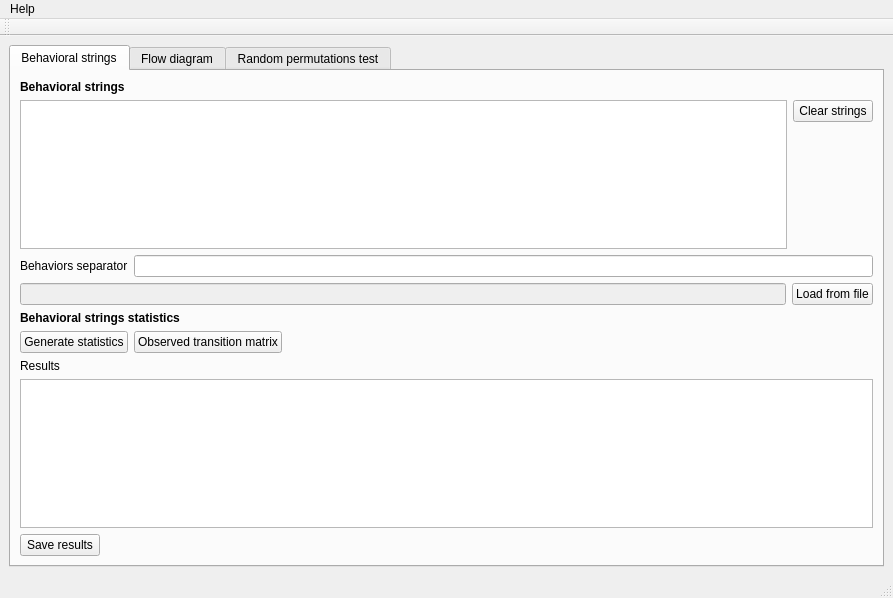
First picture: the form in src/behatrix.ui, repository olivierfriard/behatrix, before the edit.
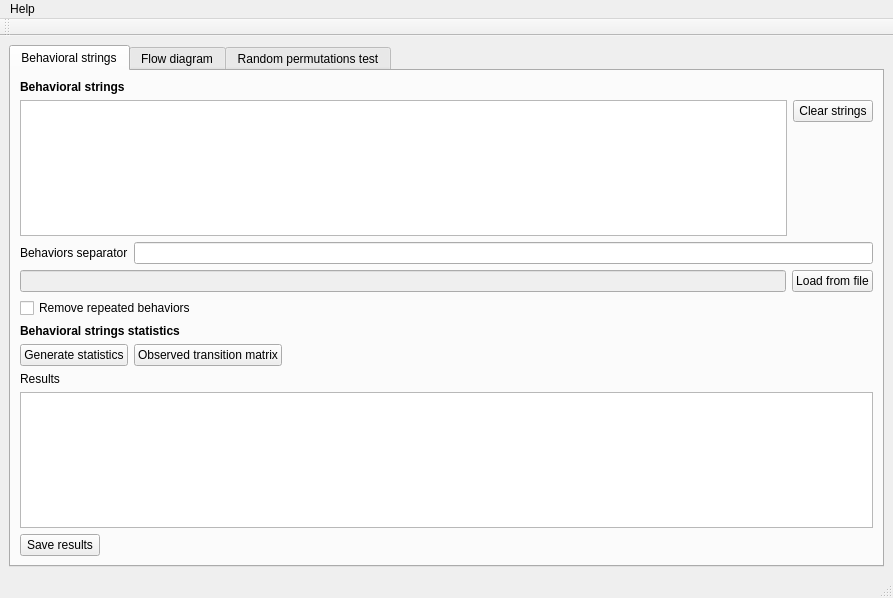
Second picture: the form after the edit. The open tabs and pages were chosen to show the change.

Commit message: added option for removing behaviors repetition from behavioral sequences

What changed in the file:
```diff
--- a/src/behatrix.ui
+++ b/src/behatrix.ui
@@ -107,6 +107,13 @@
           </item>
          </layout>
         </item>
+        <item>
+         <widget class="QCheckBox" name="cb_remove_repeated_behaviors">
+          <property name="text">
+           <string>Remove repeated behaviors</string>
+          </property>
+         </widget>
+        </item>
         <item>
          <widget class="QLabel" name="label_4">
           <property name="text">
```
Left out of the diff: 5 changed lines with no effect on the pictures. The commit also changes 4 other files.
